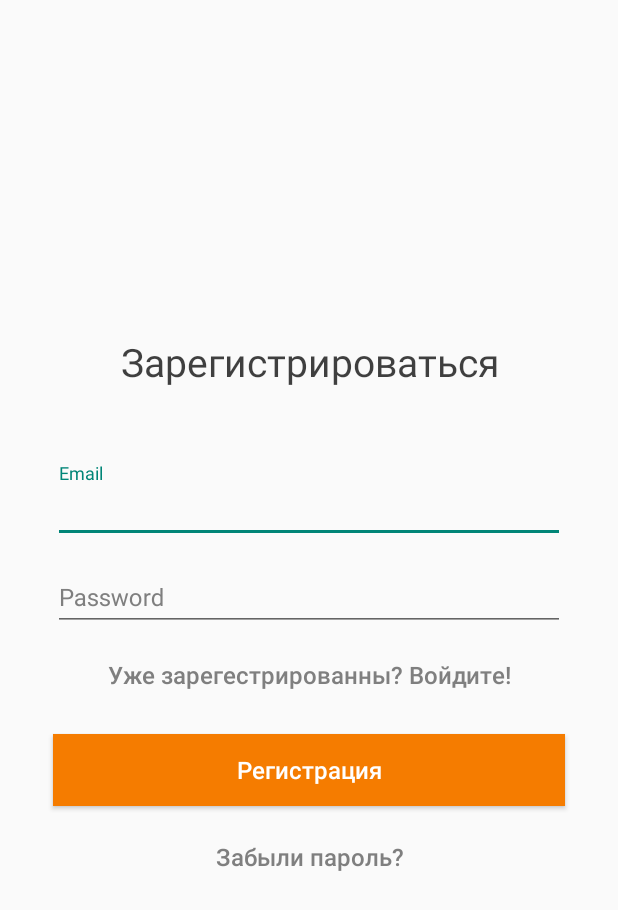
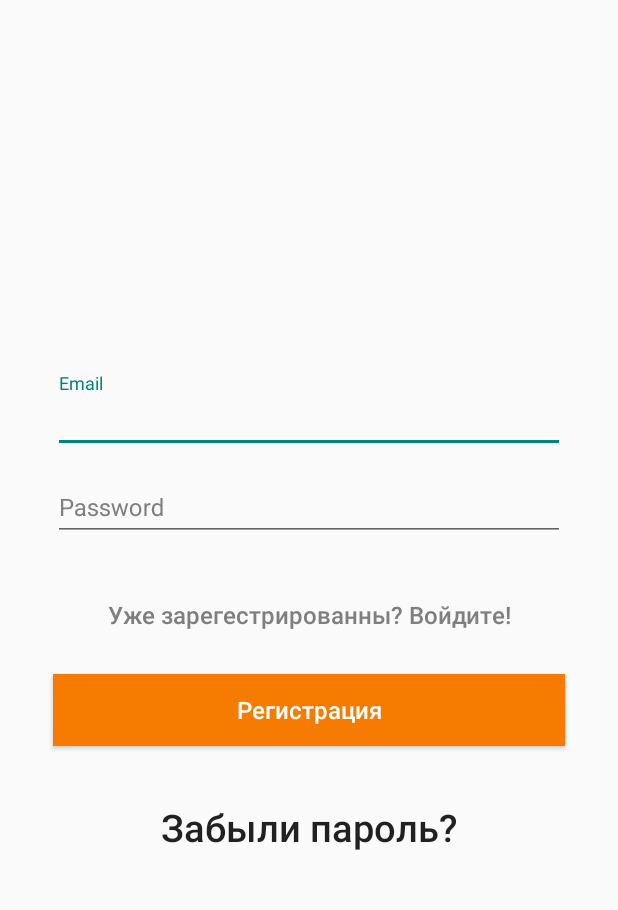
Before and after one commit to IssildurIl/HackAtOn, an Android app: the SignUpActivity screen opened directly, with no data from a screen before it, on a phone screen of 412 x 824 dp. Shown: the top 910 px of the screen. Run offline under Robolectric (Android 15) with nearby library versions, the light colour scheme and no system bars; our stand-ins replace Firebase (no records; nobody signed in at launch, a user with empty details on screens opened directly).

Commit message:
photo load

```diff
--- a/app/src/main/java/com/example/hackaton/SignUpActivity.java
+++ b/app/src/main/java/com/example/hackaton/SignUpActivity.java
@@ -39,13 +39,6 @@ public class SignUpActivity extends AppCompatActivity {
         inputEmail = (EditText) findViewById(R.id.email);
         inputPassword = (EditText) findViewById(R.id.password);
         progressBar = (ProgressBar) findViewById(R.id.progressBar);
-        btnResetPassword = (Button) findViewById(R.id.btn_res_pas);
-        btnResetPassword.setOnClickListener(new View.OnClickListener() {
-            @Override
-            public void onClick(View v) {
-                startActivity(new Intent(SignUpActivity.this, ResPasActivity.class));
-            }
-        });
 
         btnSignIn.setOnClickListener(new View.OnClickListener() {
             @Override
--- a/app/src/main/java/com/example/hackaton/ui/person/PersonFragment.java
+++ b/app/src/main/java/com/example/hackaton/ui/person/PersonFragment.java
@@ -84,7 +84,7 @@ public class PersonFragment extends Fragment {
             }
         });
         mSettings = this.getActivity().getSharedPreferences(APP_PREFERENCES, Context.MODE_PRIVATE);
-        playerName = mSettings.getString(APP_PREFERENCES_NETNAME,"default player");
+        playerName = mSettings.getString(APP_PREFERENCES_NETNAME,"default user");
         inputnick.setText(playerName);
         //---------------->Спиннер<-----------------------------------------//
 
@@ -148,20 +148,17 @@ public class MyCustomAdapter extends ArrayAdapter<String> {
     public void onActivityResult(int requestCode, int resultCode, Intent imageReturnedIntent) {
         super.onActivityResult(requestCode, resultCode, imageReturnedIntent);
         Bitmap bitmap = null;
-        Toast.makeText(getContext().getApplicationContext(), "Я зашел", Toast.LENGTH_SHORT).show();
         switch(requestCode) {
             case GALLERY_REQUEST:
                 Toast.makeText(getContext().getApplicationContext(), ""+resultCode, Toast.LENGTH_SHORT).show();
                 if(resultCode == -1){
                     Uri selectedImage = imageReturnedIntent.getData();
-                    Toast.makeText(getContext().getApplicationContext(), "Я попытался присвоить битмапу", Toast.LENGTH_SHORT).show();
                     try {
                         bitmap = MediaStore.Images.Media.getBitmap(getContext().getContentResolver(), selectedImage);
                         Toast.makeText(getContext().getApplicationContext(), "Я попытался присвоить битмапу", Toast.LENGTH_SHORT).show();
                     } catch (IOException e) {
                         e.printStackTrace();
                     }
-                    Toast.makeText(getContext().getApplicationContext(), "Я зашел и загрузил", Toast.LENGTH_SHORT).show();
                     chsImg.setImageBitmap(bitmap);
                     chsImg.setImageURI(selectedImage);
                 }
--- a/app/src/main/res/layout/signup_activity.xml
+++ b/app/src/main/res/layout/signup_activity.xml
@@ -8,17 +8,6 @@
     android:orientation="vertical"
     android:padding="20dp"
     tools:context=".SignUpActivity">
-
-    <TextView
-        android:id="@+id/textView3"
-        android:layout_width="match_parent"
-        android:layout_height="wrap_content"
-        android:text="Зарегистрироваться"
-        android:textAlignment="center"
-        android:textAllCaps="false"
-        android:layout_marginBottom="50dp"
-        android:textAppearance="@style/BigText" />
-
     <com.google.android.material.textfield.TextInputLayout
         style="@style/OrangeTextInputEditText"
         android:layout_width="match_parent"
@@ -52,6 +41,8 @@
         android:id="@+id/sign_in_btn"
         android:layout_width="match_parent"
         android:layout_height="wrap_content"
+        android:layout_marginTop="20dp"
+        android:background="@android:color/transparent"
         android:text="Уже зарегестрированны? Войдите!"
         android:textAllCaps="false"
         android:textSize="16sp" />
@@ -64,22 +55,19 @@
         android:text="Регистрация"
         android:textAllCaps="false"
         android:textSize="16sp" />
-
     <Button
         android:id="@+id/btn_res_pas"
         android:layout_width="match_parent"
         android:layout_height="wrap_content"
-        style="@style/InvisibleText"
+        android:layout_marginTop="20dp"
+        android:background="@android:color/transparent"
         android:text="Забыли пароль?"
         android:textAllCaps="false"
-        android:textSize="16sp" />
-
+        android:textSize="25sp" />
     <ProgressBar
         android:id="@+id/progressBar"
         style="?android:attr/progressBarStyle"
         android:layout_width="match_parent"
-        android:layout_height="wrap_content"
-        android:theme="@style/Prbar"
-        />
+        android:layout_height="wrap_content" />
 
 </LinearLayout>
```
